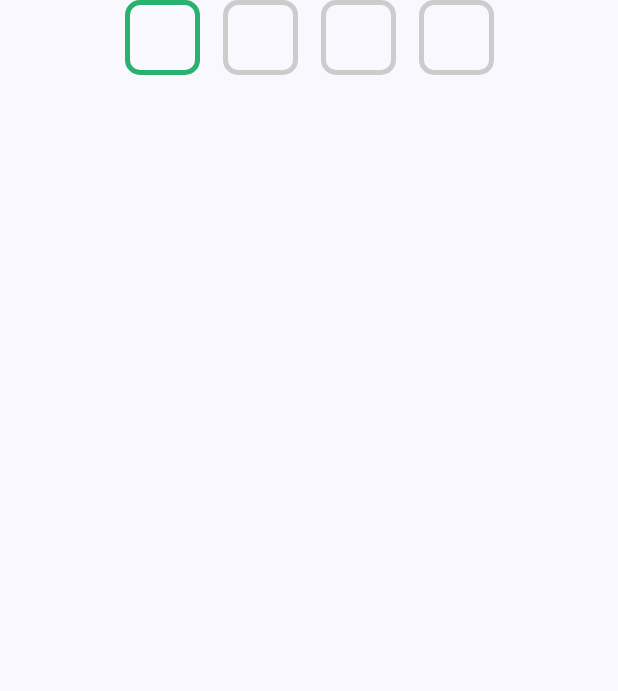
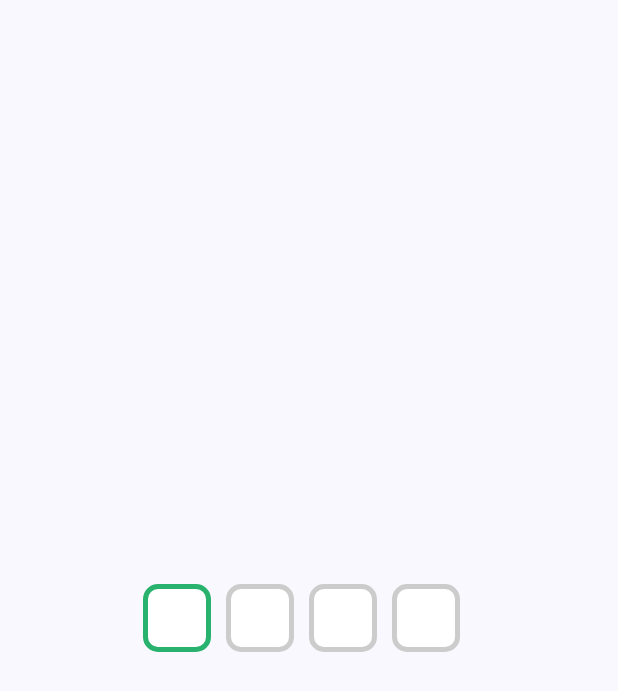
Before and after one commit to amandeepsinghjamwal/otp-compose, an Android app built with Jetpack Compose: the screen it shows after launch (MainActivity), on a phone screen of 412 x 824 dp. Shown: the top 691 px of the screen. Run offline under Robolectric (Android 15) with nearby library versions, the phone set to English and light mode, and no system bars.

Commit message:
completed BoxOtpView

```diff
--- a/app/src/main/java/otp/view/composable/MainActivity.kt
+++ b/app/src/main/java/otp/view/composable/MainActivity.kt
@@ -4,15 +4,16 @@ import android.os.Bundle
 import androidx.activity.ComponentActivity
 import androidx.activity.compose.setContent
 import androidx.activity.enableEdgeToEdge
+import androidx.compose.foundation.layout.Box
 import androidx.compose.foundation.layout.fillMaxSize
 import androidx.compose.foundation.layout.padding
 import androidx.compose.material3.Scaffold
-import androidx.compose.material3.Text
-import androidx.compose.runtime.Composable
+import androidx.compose.ui.Alignment
 import androidx.compose.ui.Modifier
-import androidx.compose.ui.tooling.preview.Preview
+import androidx.compose.ui.unit.dp
 import otp.view.composable.ui.theme.OtpComposeTheme
-import otp.view.compose.OtpView
+import otp.view.compose.BoxOtpView
+import otp.view.compose.InputSizeOptions
 
 class MainActivity : ComponentActivity() {
     override fun onCreate(savedInstanceState: Bundle?) {
@@ -21,8 +22,16 @@ class MainActivity : ComponentActivity() {
         setContent {
             OtpComposeTheme {
                 Scaffold(modifier = Modifier.fillMaxSize()) { innerPadding ->
-                    OtpView(modifier = Modifier.padding(innerPadding)){
+                    Box(modifier = Modifier.fillMaxSize(), contentAlignment = Alignment.Center) {
+                        BoxOtpView(
+                            inputLength = InputSizeOptions.INPUT_SIZE_FOUR,
+                            containerSize = 45.dp,
+                            containerSpacing = 10.dp,
+                            modifier = Modifier
+                                .padding(innerPadding)
+                        ) {
 
+                        }
                     }
                 }
             }
--- /dev/null
+++ b/otp-jetpack-compose/src/main/java/otp/view/compose/BoxOtpView.kt
@@ -0,0 +1,107 @@
+package otp.view.compose
+
+import androidx.compose.foundation.background
+import androidx.compose.foundation.border
+import androidx.compose.foundation.layout.Arrangement
+import androidx.compose.foundation.layout.Box
+import androidx.compose.foundation.layout.Column
+import androidx.compose.foundation.layout.Row
+import androidx.compose.foundation.layout.Spacer
+import androidx.compose.foundation.layout.fillMaxWidth
+import androidx.compose.foundation.layout.size
+import androidx.compose.foundation.layout.width
+import androidx.compose.foundation.shape.AbsoluteRoundedCornerShape
+import androidx.compose.foundation.text.BasicTextField
+import androidx.compose.foundation.text.KeyboardOptions
+import androidx.compose.material3.Text
+import androidx.compose.runtime.Composable
+import androidx.compose.runtime.getValue
+import androidx.compose.runtime.mutableStateOf
+import androidx.compose.runtime.remember
+import androidx.compose.runtime.setValue
+import androidx.compose.ui.Alignment
+import androidx.compose.ui.Modifier
+import androidx.compose.ui.graphics.Color
+import androidx.compose.ui.graphics.Shape
+import androidx.compose.ui.text.TextStyle
+import androidx.compose.ui.text.input.ImeAction
+import androidx.compose.ui.text.input.KeyboardType
+import androidx.compose.ui.unit.Dp
+import androidx.compose.ui.unit.dp
+import androidx.compose.ui.unit.sp
+
+
+/**
+ * Example usage: [Github](https://github.com/amandeepsinghjamwal/otp-compose/tree/master?tab=readme-ov-file#boxotpview)
+ *
+ * @param modifier modifies the applied layout
+ * @param inputLength defines input length, options are [InputSizeOptions]
+ * @param containerSize the size of otp box
+ * @param containerSpacing spacing between containers
+ * @param containerShape shape of otp box container
+ * @param otpBoxColors colors applied on otp box
+ * @param textStyle style of otp text
+ * @param otpText returns the entered otp text
+ */
+@Composable
+fun BoxOtpView(
+    modifier: Modifier = Modifier,
+    inputLength: InputSizeOptions = InputSizeOptions.INPUT_SIZE_FOUR,
+    containerSize: Dp = 45.dp,
+    containerSpacing: Dp = 10.dp,
+    containerShape: Shape = AbsoluteRoundedCornerShape(10.dp),
+    otpBoxColors: OtpBoxColors = OtpBoxDefaults.otpBoxColors(),
+    textStyle: TextStyle = TextStyle(color = Color.Black, fontSize = 20.sp),
+    otpText: (otp: String) -> Unit
+) {
+    var enteredText by remember {
+        mutableStateOf("")
+    }
+    val regex = ("^[0-9]*$").toRegex()
+    Box(modifier = modifier) {
+        BasicTextField(
+            keyboardOptions = KeyboardOptions(
+                keyboardType = KeyboardType.NumberPassword,
+                imeAction = ImeAction.Done
+            ),
+            modifier = Modifier,
+            value = enteredText,
+            onValueChange = {
+                if (it.length <= inputLength.size && it.matches(regex)) {
+                    enteredText = it
+                    otpText(it)
+                }
+            }) {
+            Row(modifier = Modifier.fillMaxWidth(), horizontalArrangement = Arrangement.Center) {
+                repeat(inputLength.size) {
+                    val number = when {
+                        it >= enteredText.length -> ""
+                        else -> enteredText[it].toString()
+                    }
+                    Column(
+                        modifier = Modifier
+                            .size(containerSize)
+                            .background(
+                                color = otpBoxColors.containerColor,
+                                shape = containerShape
+                            )
+                            .border(
+                                3.dp,
+                                shape = containerShape,
+                                color = if (it == enteredText.length) otpBoxColors.selectedBoxBorderColor
+                                else if (it == enteredText.length - 1 && it == inputLength.size - 1) otpBoxColors.selectedBoxBorderColor
+                                else otpBoxColors.unselectedBoxBorderColor
+                            ),
+                        horizontalAlignment = Alignment.CenterHorizontally,
+                        verticalArrangement = Arrangement.Center
+                    ) {
+                        Text(text = number, style = textStyle)
+                    }
+                    if (it != inputLength.size) {
+                        Spacer(modifier = Modifier.width(containerSpacing))
+                    }
+                }
+            }
+        }
+    }
+}
--- /dev/null
+++ b/otp-jetpack-compose/src/main/java/otp/view/compose/Colors.kt
@@ -0,0 +1,5 @@
+package otp.view.compose
+
+import androidx.compose.ui.graphics.Color
+
+val SelectedBorderColor = Color(0xff28B26D)
--- a/otp-jetpack-compose/src/main/java/otp/view/compose/InputSizeOptions.kt
+++ b/otp-jetpack-compose/src/main/java/otp/view/compose/InputSizeOptions.kt
@@ -1,6 +1,11 @@
 package otp.view.compose
 
-object InputSizeOptions {
-    const val INPUT_SIZE_FOUR = 4
-    const val INPUT_SIZE_SIX = 6
+/**
+ * [InputSizeOptions.INPUT_SIZE_FOUR] for four digit otp
+ *
+ * [InputSizeOptions.INPUT_SIZE_SIX] for six digit otp
+ */
+enum class InputSizeOptions(val size: Int) {
+    INPUT_SIZE_FOUR(4),
+    INPUT_SIZE_SIX(6)
 }
--- /dev/null
+++ b/otp-jetpack-compose/src/main/java/otp/view/compose/OtpDisplayFeatures.kt
@@ -0,0 +1,28 @@
+package otp.view.compose
+
+import android.annotation.SuppressLint
+import androidx.compose.material3.Card
+import androidx.compose.material3.CardDefaults
+import androidx.compose.runtime.Composable
+import androidx.compose.runtime.Immutable
+import androidx.compose.ui.graphics.Color
+
+object OtpBoxDefaults {
+    @Composable
+    fun otpBoxColors(
+        containerColor: Color = Color.White,
+        selectedBoxBorderColor: Color = SelectedBorderColor,
+        unselectedBoxBorderColor: Color = Color.LightGray
+    ): OtpBoxColors = OtpBoxColors(
+        containerColor = containerColor,
+        selectedBoxBorderColor = selectedBoxBorderColor,
+        unselectedBoxBorderColor = unselectedBoxBorderColor
+    )
+}
+
+    @Immutable
+    class OtpBoxColors internal constructor(
+        val containerColor: Color,
+        val selectedBoxBorderColor: Color,
+        val unselectedBoxBorderColor: Color
+    )
--- a/otp-jetpack-compose/src/main/java/otp/view/compose/OtpView.kt
+++ /dev/null
@@ -1,66 +0,0 @@
-package otp.view.compose
-
-import androidx.compose.foundation.border
-import androidx.compose.foundation.layout.Arrangement
-import androidx.compose.foundation.layout.Column
-import androidx.compose.foundation.layout.Row
-import androidx.compose.foundation.layout.Spacer
-import androidx.compose.foundation.layout.fillMaxWidth
-import androidx.compose.foundation.layout.size
-import androidx.compose.foundation.layout.width
-import androidx.compose.foundation.shape.AbsoluteRoundedCornerShape
-import androidx.compose.foundation.text.BasicTextField
-import androidx.compose.material3.Text
-import androidx.compose.runtime.Composable
-import androidx.compose.runtime.getValue
-import androidx.compose.runtime.mutableStateOf
-import androidx.compose.runtime.remember
-import androidx.compose.runtime.setValue
-import androidx.compose.ui.Alignment
-import androidx.compose.ui.Modifier
-import androidx.compose.ui.graphics.Color
-import androidx.compose.ui.unit.dp
-import androidx.compose.ui.unit.sp
-
-@Composable
-fun OtpView(
-    modifier: Modifier = Modifier,
-    inputLength: Int = 4,
-    otpText:(otp:String)->Unit
-) {
-    var enteredText by remember {
-        mutableStateOf("")
-    }
-    BasicTextField(modifier = modifier, value = enteredText, onValueChange = {
-        if (it.length <= inputLength) {
-            enteredText = it
-            otpText(it)
-        }
-    }) {
-        Row(modifier = Modifier.fillMaxWidth(), horizontalArrangement = Arrangement.Center) {
-            repeat(inputLength) {
-                val number = when {
-                    it >= enteredText.length -> ""
-                    else -> enteredText[it].toString()
-                }
-                Column(
-                    modifier = Modifier
-                        .size(50.dp)
-                        .border(
-                            3.dp,
-                            shape = AbsoluteRoundedCornerShape(10.dp),
-                            color = if (it == enteredText.length) Color(0xff28B26D) else if (it == enteredText.length - 1 && it == inputLength - 1) Color(0xff28B26D) else Color.LightGray
-                        ),
-                    horizontalAlignment = Alignment.CenterHorizontally,
-                    verticalArrangement = Arrangement.Center
-                ) {
-                    Text(text = number, color = Color.Black, fontSize = 24.sp)
-                }
-                if (it != 3) {
-                    Spacer(modifier = Modifier.width(15.dp))
-                }
-            }
-        }
-    }
-
-}
--- a/settings.gradle.kts
+++ b/settings.gradle.kts
@@ -1,3 +1,5 @@
+import java.net.URI
+
 pluginManagement {
     repositories {
         google {
@@ -16,6 +18,7 @@ dependencyResolutionManagement {
     repositories {
         google()
         mavenCentral()
+        maven {url = URI("https://jitpack.io") }
     }
 }
 
```
Also changed, not shown: 1 other file.
